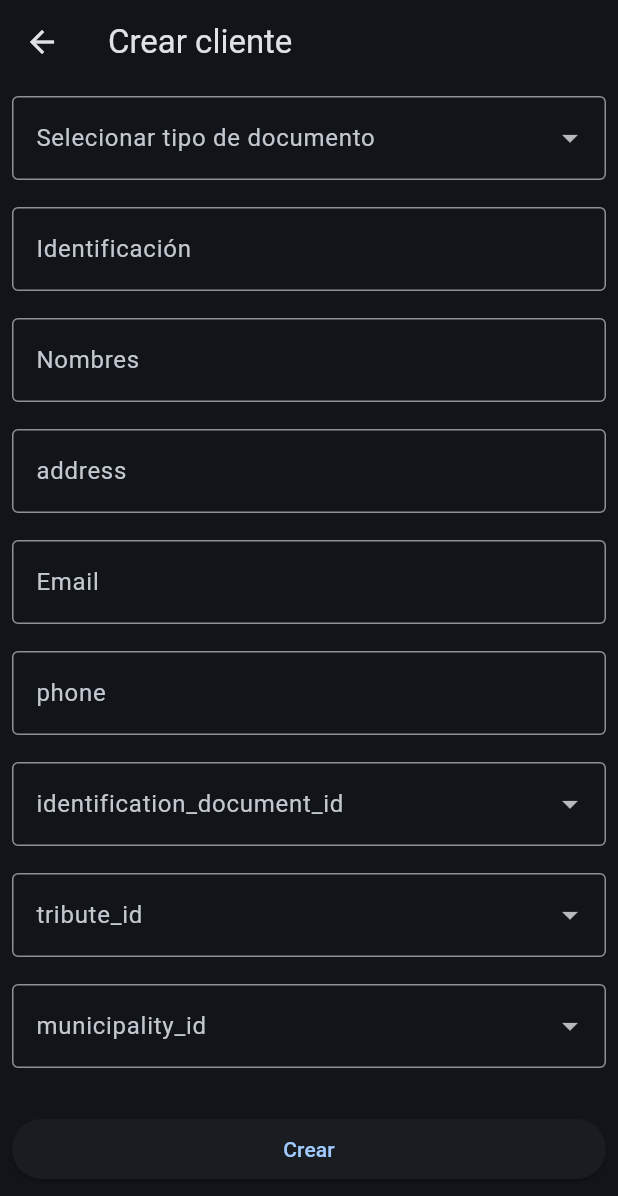
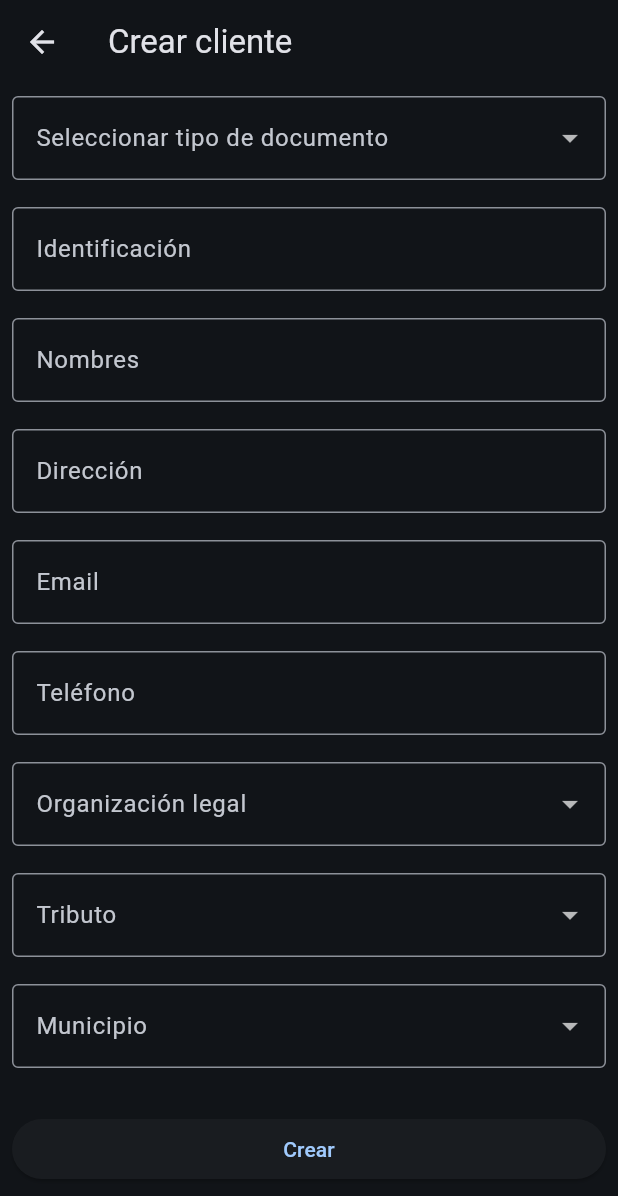
Before and after one commit to EndoRodrigo/final-app, a Flutter app: the CustomerDetailView screen opened by its route, after a tap on "Crear cliente", on a phone screen of 412 x 824 dp. Shown: the top 1196 px of the screen. Run offline on Flutter 3.47's test engine with Material 3 defaults, Android fonts, the phone set to English and light mode, and no system bars; our stand-ins replace cloud_firestore, firebase_auth, firebase_core, flutter_screenutil, get; accounts and stored records are empty; generated files the repository leaves out were written again.

Commit message:
fix: Se arregla problema de cargar los dataos al momento de editar

```diff
--- a/lib/ui/core/controller/customer_controller.dart
+++ b/lib/ui/core/controller/customer_controller.dart
@@ -19,7 +19,7 @@ class CustomerController extends GetxController{
   final Rxn<Map<String, dynamic>> customer = Rxn<Map<String, dynamic>>();
   bool get isEditing => customer.value != null;
 
-  // ---------- FIELS ----------
+  // ---------- FIELDS ----------
   final identification = ''.obs;
   final dv= ''.obs;
   final company= ''.obs;
@@ -33,6 +33,11 @@ class CustomerController extends GetxController{
   final identificationDocumentId= ''.obs;
   final municipalityId= ''.obs;
 
+  @override
+  void onInit() {
+    super.onInit();
+    getData();
+  }
 
   // ---------- ACTIONS ----------
   void submit() {
@@ -46,16 +51,11 @@ class CustomerController extends GetxController{
   Stream<QuerySnapshot> get getCustomers => _service.getCustomers();
 
   Future<void> addCustomer() async {
-    if (!formKey.currentState!.validate()) return;
-
     try {
       isLoading.value = true;
       await _service.createCustomer(_payload());
       Get.snackbar('Éxito', 'Cliente creado correctamente', snackPosition: SnackPosition.BOTTOM,);
-      Get.toNamed(AppRoutes.CUSTOMERDETAIL);
-
-      //formKey.currentState?.reset();
-
+      Get.back();
     } catch (e) {
       Get.snackbar('Error', 'No se pudo crear el cliente');
     } finally {
@@ -64,17 +64,23 @@ class CustomerController extends GetxController{
   }
 
   Future<void> editCustomer() async {
-    await _service.updateCustomer(_payload());
+    try {
+      isLoading.value = true;
+      await _service.updateCustomer(_payload());
+      Get.snackbar('Éxito', 'Cliente actualizado correctamente', snackPosition: SnackPosition.BOTTOM,);
+      Get.back();
+    } catch (e) {
+      Get.snackbar('Error', 'No se pudo actualizar el cliente');
+    } finally {
+      isLoading.value = false;
+    }
   }
 
   Future<void> removeCustomer(String id) async {
-    print('Se preciono el boton de eliminar $id');
     try{
       isLoading.value = true;
-
       await _service.deleteCustomer(id);
       Get.snackbar('Éxito', 'Cliente eliminado correctamente', snackPosition: SnackPosition.BOTTOM,);
-
     }catch(e){
       Get.snackbar('Error', 'No se pudo eliminar el cliente');
     }finally{
@@ -84,29 +90,8 @@ class CustomerController extends GetxController{
   }
 
   CustomerModel _payload() {
-    customer.value = Get.arguments;
-    print('Informacion del customer $customer');
-    if(Get.arguments != null){
-      print('Se ejecuta metodo de actualizar');
-      return CustomerModel(
-          id: customer.value!['id'],
-          identification: customer.value!['identification'],
-          dv: customer.value!['dv'],
-          company: customer.value!['company'],
-          tradeName: customer.value!['trade_name'],
-          names: customer.value!['names'],
-          address: customer.value!['address'],
-          email: customer.value!['email'],
-          phone: customer.value!['phone'],
-          legalOrganizationId: customer.value!['legal_organization_id'],
-          tributeId: customer.value!['tribute_id'],
-          identificationDocumentId: customer.value!['identification_document_id'],
-          municipalityId: customer.value!['municipality_id'],
-      );
-    }else{
-      print('Se ejecuta metodo de crear');
-      return CustomerModel(
-        id: '',
+    return CustomerModel(
+        id: isEditing ? customer.value!['id'] : '',
         identification: identification.value,
         dv: dv.value,
         company: company.value,
@@ -117,22 +102,46 @@ class CustomerController extends GetxController{
         phone: phone.value,
         legalOrganizationId: legalOrganizationId.value,
         tributeId: tributeId.value,
-        identificationDocumentId: int.parse(identificationDocumentId.value),
+        identificationDocumentId: int.tryParse(identificationDocumentId.value) ?? 1,
         municipalityId: municipalityId.value,
-      );
+    );
+  }
+
+  void getData(){
+    final args = Get.arguments;
+    if (args != null && args is Map<String, dynamic>) {
+      customer.value = args;
+      identification.value = args['identification']?.toString() ?? '';
+      dv.value = args['dv']?.toString() ?? '';
+      company.value = args['company'] ?? '';
+      tradeName.value = args['trade_name'] ?? '';
+      names.value = args['names'] ?? '';
+      address.value = args['address'] ?? '';
+      email.value = args['email'] ?? '';
+      phone.value = args['phone']?.toString() ?? '';
+      legalOrganizationId.value = args['legal_organization_id']?.toString() ?? '';
+      tributeId.value = args['tribute_id']?.toString() ?? '';
+      identificationDocumentId.value = args['identification_document_id']?.toString() ?? '';
+      municipalityId.value = args['municipality_id']?.toString() ?? '';
+    } else {
+      customer.value = null;
+      clearInput();
     }
-
   }
 
 
   void clearInput() {
     identification.value = '';
+    dv.value = '';
+    company.value = '';
+    tradeName.value = '';
     names.value = '';
     address.value = '';
     email.value = '';
     phone.value = '';
+    legalOrganizationId.value = '';
+    tributeId.value = '';
     identificationDocumentId.value = '';
-    tributeId.value = '';
     municipalityId.value = '';
   }
 }
--- a/lib/ui/core/view/customer_detail_view.dart
+++ b/lib/ui/core/view/customer_detail_view.dart
@@ -1,11 +1,7 @@
-
 import 'package:cloud_firestore/cloud_firestore.dart';
 import 'package:flutter/material.dart';
-import 'package:get/get_core/src/get_main.dart';
-import 'package:get/get_instance/src/extension_instance.dart';
-import 'package:get/get_navigation/src/extension_navigation.dart';
+import 'package:get/get.dart';
 
-import '../../../data/model/customer_model.dart';
 import '../../../routing/app_routes.dart';
 import '../controller/customer_controller.dart';
 
@@ -26,7 +22,10 @@ class CustomerDetailView extends StatelessWidget {
           crossAxisAlignment: CrossAxisAlignment.stretch,
           children: [
             ElevatedButton(
-              onPressed: () => Get.toNamed(AppRoutes.CUSTOMER),
+              onPressed: () {
+                Get.toNamed(AppRoutes.CUSTOMER, arguments: null);
+                controller.getData();
+              },
               child: const Text('Crear cliente'),
             ),
 
@@ -34,9 +33,9 @@ class CustomerDetailView extends StatelessWidget {
 
             Row(
               children: [
-                Expanded(
+                const Expanded(
                   child: TextField(
-                    decoration: const InputDecoration(
+                    decoration: InputDecoration(
                       labelText: 'Buscar',
                       border: OutlineInputBorder(),
                     ),
@@ -49,8 +48,7 @@ class CustomerDetailView extends StatelessWidget {
                 ),
               ],
             ),
-            Divider(),
-            //const SizedBox(height: 18),
+            const Divider(),
 
             Expanded(
               child: StreamBuilder<QuerySnapshot>(
@@ -80,6 +78,8 @@ class CustomerDetailView extends StatelessWidget {
                     itemBuilder: (context, index) {
                       final doc = clientes[index];
                       final data = doc.data() as Map<String, dynamic>;
+                      // Aseguramos que el ID del documento esté en el mapa
+                      data['id'] = doc.id;
 
                       return ListTile(
                         leading: const Icon(Icons.person),
@@ -91,7 +91,7 @@ class CustomerDetailView extends StatelessWidget {
                             IconButton(
                               onPressed: () {
                                 Get.toNamed(AppRoutes.CUSTOMER, arguments: data);
-                                controller.editCustomer();
+                                controller.getData();
                               },
                               icon: const Icon(Icons.edit),
                             ),
--- a/lib/ui/core/view/customer_view.dart
+++ b/lib/ui/core/view/customer_view.dart
@@ -1,6 +1,5 @@
 import 'package:flutter/material.dart';
-import 'package:get/get_state_manager/src/rx_flutter/rx_obx_widget.dart';
-import 'package:get/get_state_manager/src/simple/get_view.dart';
+import 'package:get/get.dart';
 
 import '../controller/customer_controller.dart';
 
@@ -21,7 +20,7 @@ class CustomerView extends GetView<CustomerController> {
                 // ------ DOCUMENT TYPE ------------
                 Obx(() => DropdownButtonFormField<String>(
                   value: controller.identificationDocumentId.value.isEmpty ? null : controller.identificationDocumentId.value,
-                  decoration: const InputDecoration(labelText: 'Selecionar tipo de documento', border: OutlineInputBorder(),),
+                  decoration: const InputDecoration(labelText: 'Seleccionar tipo de documento', border: OutlineInputBorder(),),
                   items: const [
                     DropdownMenuItem(value: '1', child: Text('Registro civil')),
                     DropdownMenuItem(value: '2', child: Text('Tarjeta de identidad'),),
@@ -36,7 +35,7 @@ class CustomerView extends GetView<CustomerController> {
                     DropdownMenuItem(value: '11', child: Text('NUIP')),
                   ],
                   onChanged: (v) => controller.identificationDocumentId.value = v!,),),
-                SizedBox(height: 18),
+                const SizedBox(height: 18),
                 // ------ IDENTIFICACION ------------
                 TextFormField(
                   initialValue: controller.identification.value,
@@ -54,9 +53,9 @@ class CustomerView extends GetView<CustomerController> {
                 // ------ ADDRESS ------------
                 TextFormField(
                   initialValue: controller.address.value,
-                  decoration: InputDecoration(border: OutlineInputBorder(), label: Text('address'),),
+                  decoration: const InputDecoration(border: OutlineInputBorder(), labelText: 'Dirección',),
                   onChanged: (v) => controller.address.value = v,),
-                SizedBox(height: 18),
+                const SizedBox(height: 18),
                 // ------ EMAIL ------------
                 TextFormField(
                   initialValue: controller.email.value,
@@ -65,44 +64,45 @@ class CustomerView extends GetView<CustomerController> {
                   validator: (v) =>
                       v == null || v.isEmpty ? 'Campo requerido' : null,
                 ),
-                SizedBox(height: 18),
+                const SizedBox(height: 18),
                 // ------ PHONE ------------
                 TextFormField(
                   initialValue: controller.phone.value,
-                  decoration: InputDecoration(border: OutlineInputBorder(), label: Text('phone'),),
+                  decoration: const InputDecoration(border: OutlineInputBorder(), labelText: 'Teléfono',),
                   onChanged: (v) => controller.phone.value = v,),
-                SizedBox(height: 18),
-                // ------ IDENTIFICATION DOCUMENT ------------
-                DropdownButtonFormField<String>(
-                  value: controller.identificationDocumentId.value.isEmpty ? null : controller.identificationDocumentId.value,
-                  decoration: const InputDecoration(labelText: 'identification_document_id', border: OutlineInputBorder(),),
+                const SizedBox(height: 18),
+                // ------ LEGAL ORGANIZATION ------------
+                Obx(() => DropdownButtonFormField<String>(
+                  value: controller.legalOrganizationId.value.isEmpty ? null : controller.legalOrganizationId.value,
+                  decoration: const InputDecoration(labelText: 'Organización legal', border: OutlineInputBorder(),),
                   items: const [
-                    DropdownMenuItem(value: '1', child: Text('Persona Juridica'),),
+                    DropdownMenuItem(value: '1', child: Text('Persona Jurídica'),),
                     DropdownMenuItem(value: '2', child: Text('Persona Natural'),),
                   ],
-                  onChanged: (v) => controller.identificationDocumentId.value = v!,),
-                SizedBox(height: 18),
-                // ------ TRUBUTE ------------
-                DropdownButtonFormField<String>(
+                  onChanged: (v) => controller.legalOrganizationId.value = v!,),
+                ),
+                const SizedBox(height: 18),
+                // ------ TRIBUTE ------------
+                Obx(() => DropdownButtonFormField<String>(
                   value: controller.tributeId.value.isEmpty ? null : controller.tributeId.value,
-                  decoration: const InputDecoration(labelText: 'tribute_id ', border: OutlineInputBorder(),),
+                  decoration: const InputDecoration(labelText: 'Tributo', border: OutlineInputBorder(),),
                   items: const [
                     DropdownMenuItem(value: '18', child: Text('IVA')),
                     DropdownMenuItem(value: '21', child: Text('No aplica')),
                   ],
                   onChanged: (v) => controller.tributeId.value = v!,
-                ),
-                SizedBox(height: 18),
+                )),
+                const SizedBox(height: 18),
                 // ------ MUNICIPALITY ------------
-                DropdownButtonFormField<String>(
+                Obx(() => DropdownButtonFormField<String>(
                   value: controller.municipalityId.value.isEmpty ? null : controller.municipalityId.value,
-                  decoration: const InputDecoration(labelText: 'municipality_id ', border: OutlineInputBorder(),),
+                  decoration: const InputDecoration(labelText: 'Municipio', border: OutlineInputBorder(),),
                   items: const [
                     DropdownMenuItem(value: '18', child: Text('Rionegro')),
                     DropdownMenuItem(value: '21', child: Text('Sabanalarga')),
                   ],
                   onChanged: (v) => controller.municipalityId.value = v!,
-                ),
+                )),
                 const SizedBox(height: 30),
                 Obx(() => controller.isLoading.value ? const CircularProgressIndicator() : SizedBox(
                     width: double.infinity,
```
